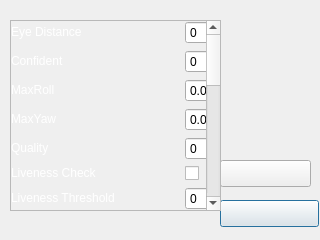
racroi3010/nr-smartface, file dialogsetting.ui: the form before one commit.
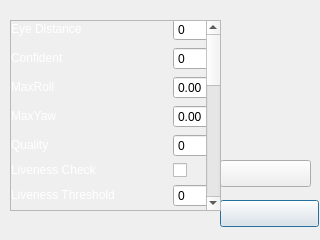
The form after the commit. Icons and pictures are not drawn.

The edit to the form file:
```diff
--- a/dialogsetting.ui
+++ b/dialogsetting.ui
@@ -94,12 +94,12 @@
      <property name="geometry">
       <rect>
        <x>0</x>
-       <y>0</y>
-       <width>246</width>
-       <height>598</height>
+       <y>-3</y>
+       <width>234</width>
+       <height>601</height>
       </rect>
      </property>
-     <layout class="QGridLayout" name="gridLayout" columnstretch="3,0">
+     <layout class="QGridLayout" name="gridLayout" columnstretch="4,1">
       <property name="sizeConstraint">
        <enum>QLayout::SetMaximumSize</enum>
       </property>
@@ -249,7 +249,14 @@
        </widget>
       </item>
       <item row="6" column="1">
-       <widget class="QSpinBox" name="sp_liveness_threshold"/>
+       <widget class="QSpinBox" name="sp_liveness_threshold">
+        <property name="maximumSize">
+         <size>
+          <width>50</width>
+          <height>16777215</height>
+         </size>
+        </property>
+       </widget>
       </item>
       <item row="8" column="1">
        <widget class="QSpinBox" name="sp_match_speed"/>
@@ -262,7 +269,14 @@
        </widget>
       </item>
       <item row="3" column="1">
-       <widget class="QDoubleSpinBox" name="sp_max_yaw"/>
+       <widget class="QDoubleSpinBox" name="sp_max_yaw">
+        <property name="maximumSize">
+         <size>
+          <width>50</width>
+          <height>16777215</height>
+         </size>
+        </property>
+       </widget>
       </item>
       <item row="5" column="0">
        <widget class="QLabel" name="label_14">
@@ -272,7 +286,14 @@
        </widget>
       </item>
       <item row="4" column="1">
-       <widget class="QSpinBox" name="sp_quality"/>
+       <widget class="QSpinBox" name="sp_quality">
+        <property name="maximumSize">
+         <size>
+          <width>50</width>
+          <height>16777215</height>
+         </size>
+        </property>
+       </widget>
       </item>
       <item row="5" column="1">
        <widget class="QCheckBox" name="cb_liveness_check">
@@ -289,7 +310,14 @@
        </widget>
       </item>
       <item row="2" column="1">
-       <widget class="QDoubleSpinBox" name="sp_max_roll"/>
+       <widget class="QDoubleSpinBox" name="sp_max_roll">
+        <property name="maximumSize">
+         <size>
+          <width>50</width>
+          <height>16777215</height>
+         </size>
+        </property>
+       </widget>
       </item>
       <item row="19" column="1">
        <widget class="QSpinBox" name="sp_matching"/>
@@ -302,7 +330,14 @@
        </widget>
       </item>
       <item row="1" column="1">
-       <widget class="QSpinBox" name="sp_confident"/>
+       <widget class="QSpinBox" name="sp_confident">
+        <property name="maximumSize">
+         <size>
+          <width>50</width>
+          <height>16777215</height>
+         </size>
+        </property>
+       </widget>
       </item>
       <item row="1" column="0">
        <widget class="QLabel" name="label_19">
@@ -319,7 +354,20 @@
        </widget>
       </item>
       <item row="0" column="1">
-       <widget class="QSpinBox" name="sp_eye_distance"/>
+       <widget class="QSpinBox" name="sp_eye_distance">
+        <property name="minimumSize">
+         <size>
+          <width>0</width>
+          <height>0</height>
+         </size>
+        </property>
+        <property name="maximumSize">
+         <size>
+          <width>50</width>
+          <height>16777215</height>
+         </size>
+        </property>
+       </widget>
       </item>
      </layout>
     </widget>
```
Left out of the diff: 81 changed lines with no effect on the pictures.
